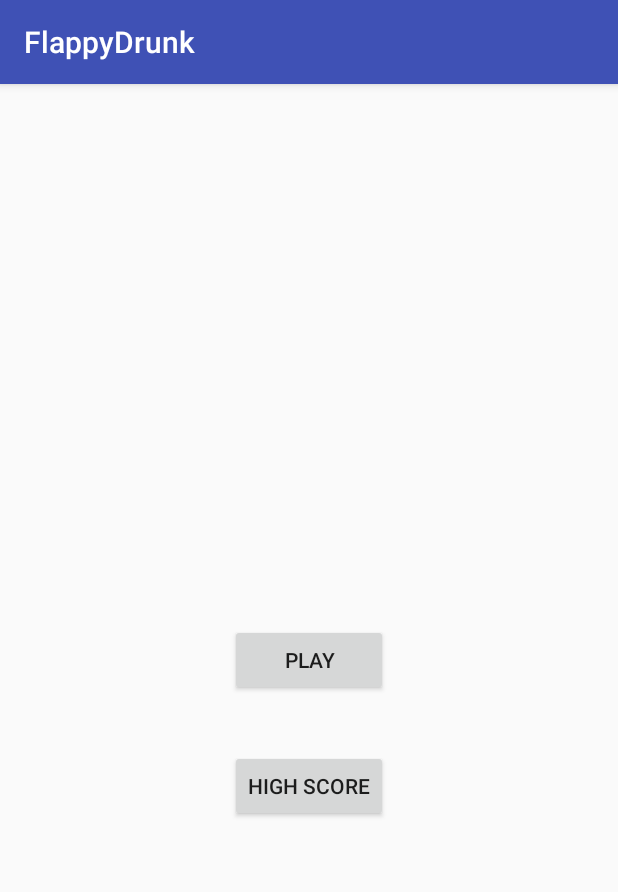
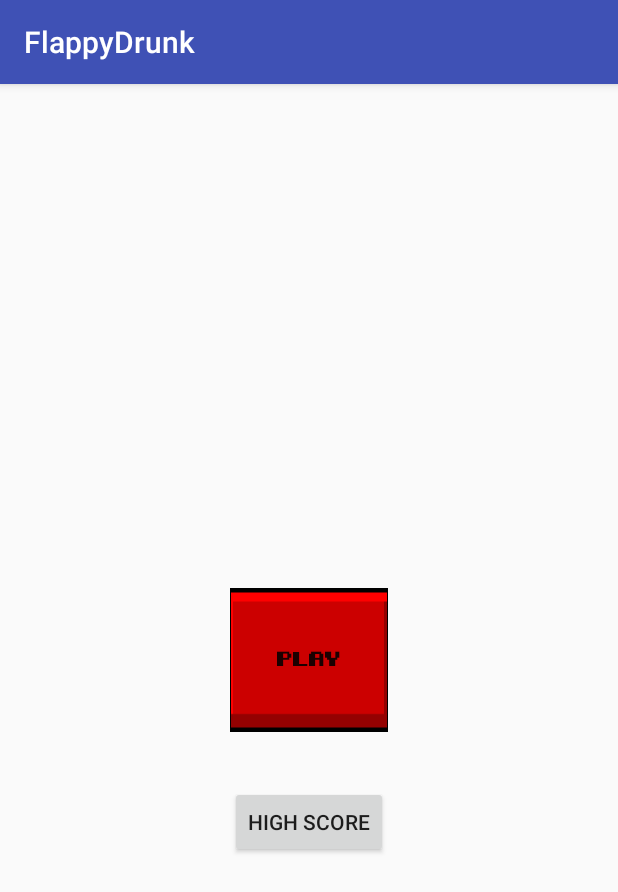
Before and after one commit to Richie700/FlappyDrunk, an Android app: the screen it shows after launch (MainActivity), on a phone screen of 412 x 824 dp. Shown: the top 892 px of the screen. Run offline under Robolectric (Android 15) with nearby library versions, the phone set to English and light mode, and no system bars.

Commit message:
Nappuloita ja kaistoja.

```diff
--- a/app/src/main/java/flappy/drunk/MainActivity.java
+++ b/app/src/main/java/flappy/drunk/MainActivity.java
@@ -2,6 +2,7 @@ package flappy.drunk;
 
 import android.content.DialogInterface;
 import android.content.pm.ActivityInfo;
+import android.graphics.Typeface;
 import android.media.MediaPlayer;
 import android.support.v7.app.AlertDialog;
 import android.support.v7.app.AppCompatActivity;
@@ -27,7 +28,9 @@ public class MainActivity extends AppCompatActivity implements View.OnClickListe
         //Setting the orientation to landscape
         setRequestedOrientation(ActivityInfo.SCREEN_ORIENTATION_PORTRAIT);
 
+        Typeface pixelFont = Typeface.createFromAsset(getAssets(), "Kemco.ttf");
         buttonPlay = (Button) findViewById(R.id.buttonPlay);
+        buttonPlay.setTypeface(pixelFont);
         buttonHighScore = (Button) findViewById(R.id.buttonHighScore);
         buttonPlay.setOnClickListener(this);
         buttonHighScore.setOnClickListener(this);
--- /dev/null
+++ b/app/src/main/res/drawable/button.xml
@@ -0,0 +1,10 @@
+<?xml version="1.0" encoding="utf-8"?>
+<selector xmlns:android="http://schemas.android.com/apk/res/android">
+    <item
+        android:state_enabled="true"
+        android:drawable="@drawable/menu_nappi" />
+    <item android:state_pressed="true"
+        android:state_enabled="true"
+        android:drawable="@drawable/menu_nappi_painettu" />
+
+</selector>
--- a/app/src/main/res/layout/activity_main.xml
+++ b/app/src/main/res/layout/activity_main.xml
@@ -8,12 +8,12 @@
 
     <Button
         android:id="@+id/buttonPlay"
+        android:layout_height="wrap_content"
         android:layout_width="wrap_content"
-        android:layout_height="wrap_content"
+        android:background="@drawable/button"
         android:layout_centerVertical="true"
         android:text="@string/buttonPlay"
-        tools:layout_editor_absoluteX="148dp"
-        tools:layout_editor_absoluteY="217dp"
+
         android:layout_alignStart="@+id/buttonHighScore"
         android:layout_alignEnd="@+id/buttonHighScore" />
 
```
Also changed, not shown: app/src/main/java/flappy/drunk/Car.java (+6 -5 lines), app/src/main/java/flappy/drunk/GameView.java (+9 -1 lines), app/src/main/java/flappy/drunk/Player.java (+29 -10 lines), app/src/main/assets/Kemco.ttf (added), app/src/main/res/drawable/menu_nappi.png (added), app/src/main/res/drawable/menu_nappi_painettu.png (added), app/src/main/res/drawable/opiskelija_edesta.png (added), app/src/main/res/drawable/opiskelija_takaa.png (added), app/src/main/res/drawable/sprite_0.png (added), app/src/main/res/drawable/sprite_1.png (added), app/src/main/res/drawable/tie_tausta.png (added).
